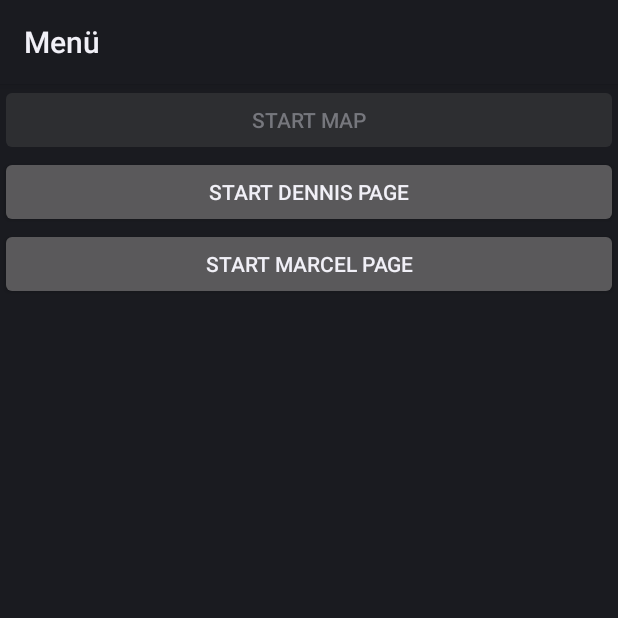
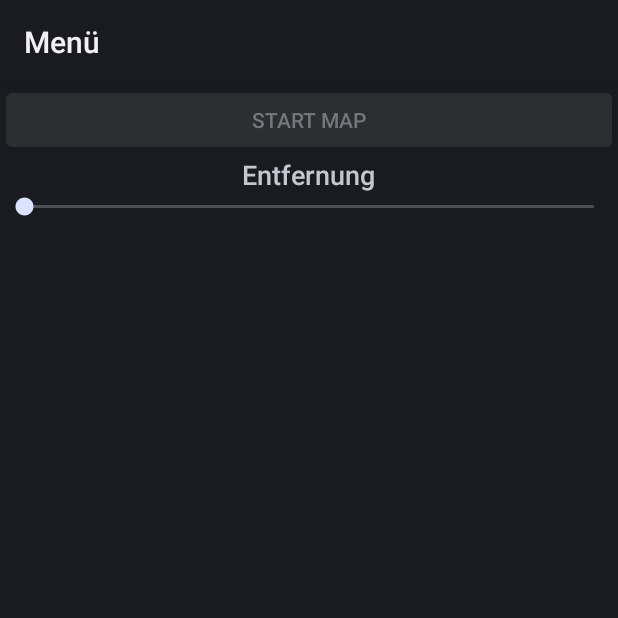
Before and after one commit to Marcel4747/GeoPicture, an Android app: the screen it shows after launch (MenuActivity), on a phone screen of 412 x 824 dp, the top half of it. Run offline under Robolectric (Android 15) with nearby library versions, the phone set to English and light mode, and no system bars; libraries missing offline, so code that uses them is left out: de.do1900.persistence, de.do1900.rest; 1 statement that could not run was skipped.

```diff
--- a/de.fh-dortmund.geopicture/src/main/java/com/example/dennis/geopicture/MarcelActivity.java
+++ b/de.fh-dortmund.geopicture/src/main/java/com/example/dennis/geopicture/MarcelActivity.java
@@ -9,7 +9,6 @@ import android.widget.ImageView;
 
 import de.do1900.android.utils.BitmapCache;
 import de.do1900.android.utils.ImageReceiver;
-import de.do1900.android.views.ImageReceivingView;
 import de.do1900.persistence.data.ImageInformation;
 import de.do1900.persistence.data.Location;
 import de.do1900.rest.service.APIServiceConnection;
@@ -64,7 +63,7 @@ public class MarcelActivity extends Activity implements ServiceStateInterface, S
         Location[] lo = (Location[]) o2;
 
         for (Location item : lo) {
-            Log.d("Test:", item.getName());
+            Log.d("Test:", item.getName() + " " + item.getLatitude() + " " + item.getLongitude());
         }
 
         ImageInformation i = lo[0].getImageInformation().get(0);
--- a/de.fh-dortmund.geopicture/src/main/java/com/example/dennis/geopicture/MenuActivity.java
+++ b/de.fh-dortmund.geopicture/src/main/java/com/example/dennis/geopicture/MenuActivity.java
@@ -1,31 +1,24 @@
 package com.example.dennis.geopicture;
 
+import android.app.Activity;
 import android.app.Service;
+import android.content.Context;
 import android.content.Intent;
-import android.graphics.Bitmap;
-import android.graphics.Color;
 import android.location.Location;
 import android.location.LocationListener;
+import android.location.LocationManager;
 import android.os.Bundle;
-import android.app.Activity;
 import android.util.Log;
 import android.view.View;
 import android.widget.Button;
-import android.widget.ImageView;
+import android.widget.SeekBar;
 
 import com.example.dennis.classes.Checkpoint;
-import com.google.android.gms.maps.SupportMapFragment;
 import com.google.android.gms.maps.model.LatLng;
-import com.google.android.gms.maps.model.MarkerOptions;
-import com.google.android.gms.maps.model.PolylineOptions;
 
-import java.io.Serializable;
 import java.util.ArrayList;
 import java.util.List;
 
-import de.do1900.android.utils.BitmapCache;
-import de.do1900.android.utils.ImageReceiver;
-import de.do1900.persistence.data.ImageInformation;
 import de.do1900.rest.service.APIServiceConnection;
 import de.do1900.rest.service.ServiceResponseInterface;
 import de.do1900.rest.service.ServiceStateInterface;
@@ -34,9 +27,12 @@ import de.do1900.rest.service.ServiceStateInterface;
 public class MenuActivity extends Activity implements ServiceStateInterface, ServiceResponseInterface {
 
     private Button buttonMap;
+    private SeekBar seekBar;
     private List<Checkpoint> checkpoints;
     private APIServiceConnection serviceConnection = new APIServiceConnection(
             this);
+
+    private LatLng position;
 
     @Override
     protected void onCreate(Bundle savedInstanceState) {
@@ -44,44 +40,19 @@ public class MenuActivity extends Activity implements ServiceStateInterface, Ser
         setContentView(R.layout.activity_menu);
         checkpoints = new ArrayList<Checkpoint>();
 
-        buttonMap = (Button) findViewById(R.id.buttonStartMap);
-        buttonMap.setEnabled(false);
-        buttonMap.setOnClickListener(new View.OnClickListener() {
-            @Override
-            public void onClick(View v) {
-                Intent intent = new Intent(getApplicationContext(), MapsActivity.class);
+        // Positions bestimmung
+        LocationManager lm = (LocationManager) this.getSystemService(Context.LOCATION_SERVICE);
 
-                startActivity(intent);
-            }
-        });
-
-        Button buttonDennis = (Button) findViewById(R.id.buttonStartDennis);
-        buttonDennis.setOnClickListener(new View.OnClickListener() {
-            @Override
-            public void onClick(View v) {
-                Intent intent = new Intent(getApplicationContext(), DennisActivity.class);
-                startActivity(intent);
-            }
-        });
-
-        Button buttonMarcel = (Button) findViewById(R.id.buttonStartMarcel);
-        buttonMarcel.setOnClickListener(new View.OnClickListener() {
-            @Override
-            public void onClick(View v) {
-                Intent intent = new Intent(getApplicationContext(), MarcelActivity.class);
-                startActivity(intent);
-            }
-        });
-
+        // Define a listener that responds to location updates
         LocationListener locationListener = new LocationListener() {
             public void onLocationChanged(Location location) {
                 // Called when a new location is found by the network location provider.
-                LatLng pos = new LatLng(location.getLatitude(), location.getLongitude());
+                position = new LatLng(location.getLatitude(), location.getLongitude());
 
+                Log.d("Change ","");
             }
 
             public void onStatusChanged(String provider, int status, Bundle extras) {
-
             }
 
             public void onProviderEnabled(String provider) {
@@ -90,6 +61,36 @@ public class MenuActivity extends Activity implements ServiceStateInterface, Ser
             public void onProviderDisabled(String provider) {
             }
         };
+
+        lm.requestLocationUpdates(LocationManager.GPS_PROVIDER, 0, 0, locationListener);
+
+        //SeekBar holen
+        seekBar = (SeekBar) findViewById(R.id.seekBar);
+        int distanceValue = (seekBar.getProgress()+ 1) * 500;
+
+        // Button Definieren
+        buttonMap = (Button) findViewById(R.id.buttonStartMap);
+        buttonMap.setEnabled(false);
+        buttonMap.setOnClickListener(new View.OnClickListener() {
+            @Override
+            public void onClick(View v) {
+                Intent intent = new Intent(getApplicationContext(), MapsActivity.class);
+                // Filterung nach Distance
+                int distanceValue = ((SeekBar) findViewById(R.id.seekBar)).getProgress() + 1;
+
+                float[] results = new float[3];
+
+                for (Checkpoint item : checkpoints) {
+                    Location.distanceBetween(position.latitude, position.longitude, item.getPosition().latitude, item.getPosition().longitude, results);
+                    if (results[0] > distanceValue) {
+
+                        Checkpoint.checkpoints.add(item);
+                    }
+                }
+
+                startActivity(intent);
+            }
+        });
     }
 
     @Override
@@ -117,14 +118,13 @@ public class MenuActivity extends Activity implements ServiceStateInterface, Ser
 
     @Override
     public void handleServiceResponse(Object o, Object o2) {
-
-        Log.d("Test:", o.toString() + "    " + o2.getClass().toString());
         de.do1900.persistence.data.Location[] lo = (de.do1900.persistence.data.Location[]) o2;
 
         for (de.do1900.persistence.data.Location item : lo) {
-            Log.d("Test:", item.getName());
-            Checkpoint.checkpoints.add(new Checkpoint(item, this, this));
+            checkpoints.add(new Checkpoint(item, this, this));
         }
+
+
         buttonMap.setEnabled(true);
     }
 
--- a/de.fh-dortmund.geopicture/src/main/res/layout/activity_menu.xml
+++ b/de.fh-dortmund.geopicture/src/main/res/layout/activity_menu.xml
@@ -11,15 +11,20 @@
         android:text="@string/MapButton"
         android:id="@+id/buttonStartMap" />
 
-    <Button
+
+    <TextView
+        android:layout_width="wrap_content"
+        android:layout_height="wrap_content"
+        android:textAppearance="?android:attr/textAppearanceMedium"
+        android:text="Entfernung"
+        android:id="@+id/textView"
+        android:layout_gravity="center_horizontal" />
+
+    <SeekBar
         android:layout_width="match_parent"
         android:layout_height="wrap_content"
-        android:text="@string/DennisButton"
-        android:id="@+id/buttonStartDennis" />
+        android:id="@+id/seekBar"
+        android:layout_gravity="center_horizontal"
+        android:max="19" />
 
-    <Button
-        android:layout_width="match_parent"
-        android:layout_height="wrap_content"
-        android:text="@string/MarcelButton"
-        android:id="@+id/buttonStartMarcel" />
 </LinearLayout>
```
Also changed, not shown: de.fh-dortmund.geopicture/build.gradle (+4 -4 lines).
